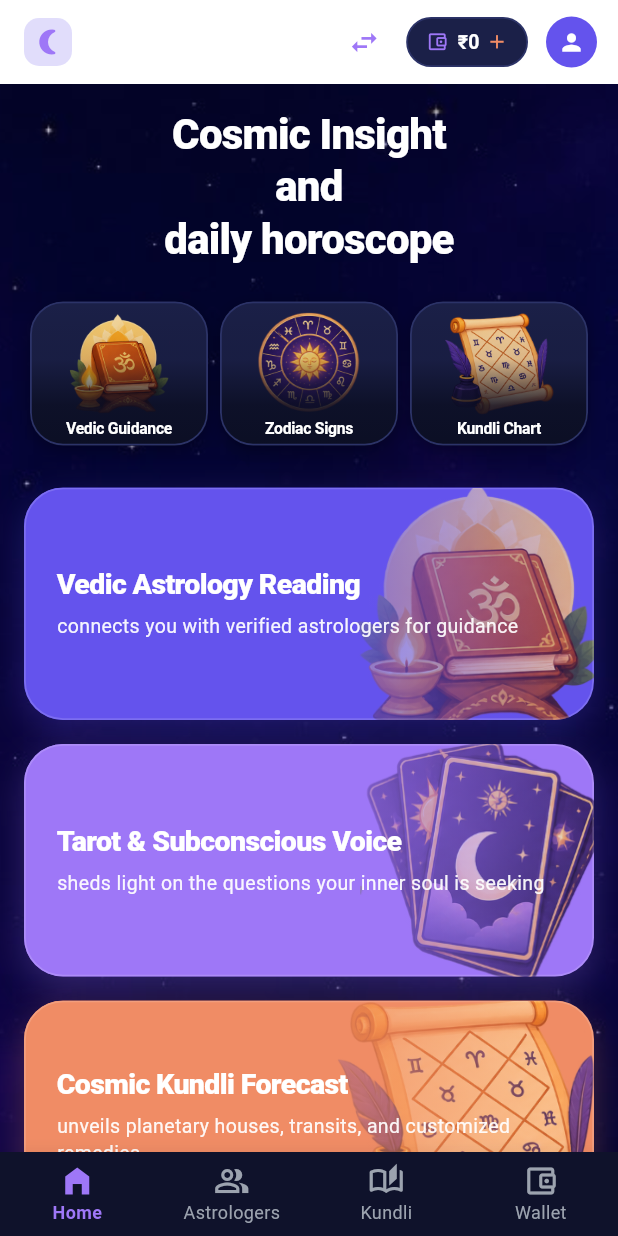
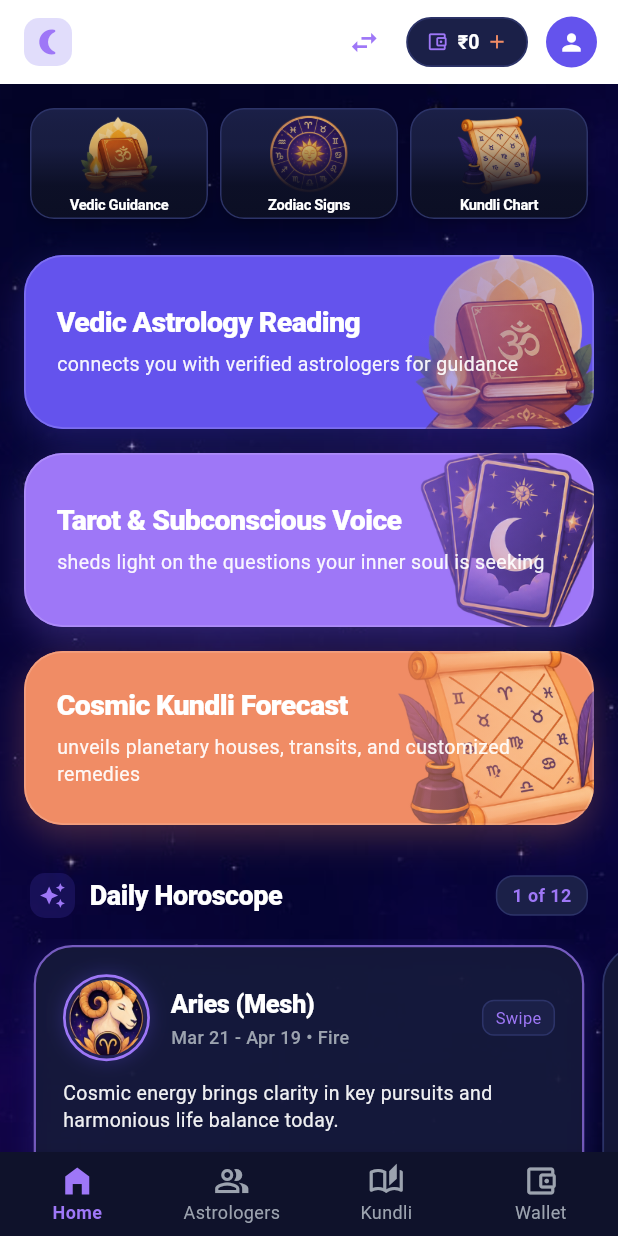
Before and after one commit to Abhay-Pratap-Singh-7/RiniPanditDemo, a Flutter app: the screen it shows after launch, after a tap on "Client / Devotee", on a phone screen of 412 x 824 dp. Run offline on Flutter 3.47's test engine with Material 3 defaults, Android fonts, the phone set to English and light mode, and no system bars; our stand-ins replace dio; accounts and stored records are empty; network calls fail.

Commit message:
Add batch horoscope API to fetch all 12 signs in one call, reduce quick tile height to 74px, and update horoscope carousel

```diff
--- a/frontend/lib/providers/app_state.dart
+++ b/frontend/lib/providers/app_state.dart
@@ -27,6 +27,7 @@ class AppState extends ChangeNotifier {
   UserProfile? _userProfile;
   List<Astrologer> _astrologers = [];
   List<WalletTransaction> _transactions = [];
+  Map<String, Horoscope> _horoscopes = {};
   Horoscope? _currentHoroscope;
   KundliResult? _currentKundli;
 
@@ -53,6 +54,7 @@ class AppState extends ChangeNotifier {
   double get walletBalance => _userProfile?.walletBalance ?? 0.0;
   List<Astrologer> get astrologers => _astrologers;
   List<WalletTransaction> get transactions => _transactions;
+  Map<String, Horoscope> get horoscopes => _horoscopes;
   Horoscope? get currentHoroscope => _currentHoroscope;
   KundliResult? get currentKundli => _currentKundli;
 
@@ -89,7 +91,7 @@ class AppState extends ChangeNotifier {
       await Future.wait([
         loadProfile(),
         loadAstrologers(),
-        loadHoroscope('aries'),
+        loadAllHoroscopes(),
         loadPanditData('b0000000-0000-0000-0000-000000000001'),
       ]);
     } catch (e) {
@@ -325,9 +327,30 @@ class AppState extends ChangeNotifier {
     }
   }
 
+  Future<void> loadAllHoroscopes() async {
+    try {
+      _horoscopes = await _api.getAllHoroscopes();
+      if (_horoscopes.containsKey('aries')) {
+        _currentHoroscope = _horoscopes['aries'];
+      }
+      notifyListeners();
+    } catch (e) {
+      // fallback
+    }
+  }
+
   Future<void> loadHoroscope(String sign) async {
+    final key = sign.toLowerCase();
+    if (_horoscopes.containsKey(key)) {
+      _currentHoroscope = _horoscopes[key];
+      notifyListeners();
+      return;
+    }
     try {
       _currentHoroscope = await _api.getHoroscope(sign);
+      if (_currentHoroscope != null) {
+        _horoscopes[key] = _currentHoroscope!;
+      }
       notifyListeners();
     } catch (e) {
       // fallback
--- a/frontend/lib/screens/home_screen.dart
+++ b/frontend/lib/screens/home_screen.dart
@@ -56,33 +56,9 @@ class _HomeScreenState extends State<HomeScreen> {
         child: Column(
           crossAxisAlignment: CrossAxisAlignment.start,
           children: [
-            // Big Hero Title (as in reference image)
-            Padding(
-              padding: const EdgeInsets.symmetric(horizontal: 24, vertical: 16),
-              child: Center(
-                child: Wrap(
-                  alignment: WrapAlignment.center,
-                  children: const [
-                    Text(
-                      'Cosmic Insight\nand\ndaily horoscope',
-                      textAlign: TextAlign.center,
-                      style: TextStyle(
-                        fontSize: 28,
-                        fontWeight: FontWeight.w900,
-                        color: AppTheme.textWhite,
-                        letterSpacing: -0.5,
-                        height: 1.25,
-                      ),
-                      softWrap: true,
-                    ),
-                  ],
-                ),
-              ),
-            ),
-
             // Top 3 Quick Feature Tiles (with cut out transparent assets)
             Padding(
-              padding: const EdgeInsets.symmetric(horizontal: 16, vertical: 8),
+              padding: const EdgeInsets.symmetric(horizontal: 16, vertical: 16),
               child: Row(
                 children: [
                   QuickFeatureTile(
@@ -112,7 +88,6 @@ class _HomeScreenState extends State<HomeScreen> {
                 ],
               ),
             ),
-            const SizedBox(height: 12),
 
             // 3 Large Featured Story Cards (with cut out transparent assets)
             FeaturedStoryCard(
--- a/frontend/lib/services/api_service.dart
+++ b/frontend/lib/services/api_service.dart
@@ -116,6 +116,16 @@ class ApiService {
   }
 
   // Astrology Tools
+  Future<Map<String, Horoscope>> getAllHoroscopes() async {
+    final response = await _dio.get('/astrology/horoscopes');
+    final data = response.data['data'] as Map<String, dynamic>;
+    final Map<String, Horoscope> result = {};
+    data.forEach((key, val) {
+      result[key] = Horoscope.fromJson(key, val as Map<String, dynamic>);
+    });
+    return result;
+  }
+
   Future<Horoscope> getHoroscope(String sign) async {
     final response = await _dio.get('/astrology/horoscope', queryParameters: {'sign': sign});
     return Horoscope.fromJson(sign, response.data['data']);
--- a/frontend/lib/widgets/featured_story_card.dart
+++ b/frontend/lib/widgets/featured_story_card.dart
@@ -24,7 +24,7 @@ class FeaturedStoryCard extends StatelessWidget {
     return GestureDetector(
       onTap: onTap,
       child: Container(
-        height: 155,
+        height: 116,
         width: double.infinity,
         margin: const EdgeInsets.symmetric(horizontal: 16, vertical: 8),
         decoration: BoxDecoration(
--- a/frontend/lib/widgets/horoscope_card.dart
+++ b/frontend/lib/widgets/horoscope_card.dart
@@ -44,7 +44,6 @@ class _HoroscopeCardState extends State<HoroscopeCard> {
   @override
   Widget build(BuildContext context) {
     final appState = context.watch<AppState>();
-    final horoscope = appState.currentHoroscope;
 
     return Column(
       crossAxisAlignment: CrossAxisAlignment.start,
@@ -106,12 +105,12 @@ class _HoroscopeCardState extends State<HoroscopeCard> {
             itemCount: _zodiacList.length,
             onPageChanged: (index) {
               setState(() => _currentPage = index);
-              final signKey = _zodiacList[index]['key']!;
-              appState.loadHoroscope(signKey);
             },
             itemBuilder: (context, index) {
               final z = _zodiacList[index];
               final isCurrent = index == _currentPage;
+              final signKey = z['key']!;
+              final signHoroscope = appState.horoscopes[signKey];
 
               return Container(
                 margin: const EdgeInsets.symmetric(horizontal: 6, vertical: 4),
@@ -155,7 +154,7 @@ class _HoroscopeCardState extends State<HoroscopeCard> {
                           ),
                           child: ClipOval(
                             child: Image.asset(
-                              'assets/zodiac/${z["key"]}.png',
+                              'assets/zodiac/$signKey.png',
                               fit: BoxFit.cover,
                             ),
                           ),
@@ -207,14 +206,13 @@ class _HoroscopeCardState extends State<HoroscopeCard> {
                     ),
                     const SizedBox(height: 12),
 
-                    // Prediction Text with full wrapping
+                    // Prediction Text from pre-fetched map
                     Expanded(
                       child: Wrap(
                         children: [
                           Text(
-                            (isCurrent && horoscope != null)
-                                ? horoscope.prediction
-                                : 'Cosmic alignment brings auspicious clarity in personal ambitions and relationship dynamics today.',
+                            signHoroscope?.prediction ??
+                                'Cosmic energy brings clarity in key pursuits and harmonious life balance today.',
                             style: const TextStyle(
                               fontSize: 13,
                               height: 1.42,
@@ -241,7 +239,7 @@ class _HoroscopeCardState extends State<HoroscopeCard> {
                             border: Border.all(color: AppTheme.borderSubtle),
                           ),
                           child: Text(
-                            'Color: ${(isCurrent && horoscope != null) ? horoscope.luckyColor : "Coral"}',
+                            'Color: ${signHoroscope?.luckyColor ?? "Coral"}',
                             style: const TextStyle(
                               fontSize: 11.5,
                               color: AppTheme.cardLilac,
@@ -258,7 +256,7 @@ class _HoroscopeCardState extends State<HoroscopeCard> {
                             border: Border.all(color: AppTheme.borderSubtle),
                           ),
                           child: Text(
-                            'No: ${(isCurrent && horoscope != null) ? horoscope.luckyNumber.toString() : "7"}',
+                            'No: ${signHoroscope?.luckyNumber ?? 9}',
                             style: const TextStyle(
                               fontSize: 11.5,
                               color: AppTheme.cardCoral,
--- a/frontend/lib/widgets/quick_feature_tile.dart
+++ b/frontend/lib/widgets/quick_feature_tile.dart
@@ -21,16 +21,16 @@ class QuickFeatureTile extends StatelessWidget {
       child: GestureDetector(
         onTap: onTap,
         child: Container(
-          height: 96, // Reduced compact height
+          height: 74, // Ultra-compact sleek height
           margin: const EdgeInsets.symmetric(horizontal: 4),
           decoration: BoxDecoration(
             color: AppTheme.surfaceTile,
-            borderRadius: AppTheme.tileRadius,
+            borderRadius: BorderRadius.circular(16),
             boxShadow: [
               BoxShadow(
-                color: Colors.black.withAlpha(70),
-                blurRadius: 8,
-                offset: const Offset(0, 3),
+                color: Colors.black.withAlpha(60),
+                blurRadius: 6,
+                offset: const Offset(0, 2),
               ),
             ],
           ),
@@ -40,13 +40,13 @@ class QuickFeatureTile extends StatelessWidget {
             children: [
               // Asset taking full card size
               Padding(
-                padding: const EdgeInsets.only(top: 6, bottom: 20, left: 6, right: 6),
+                padding: const EdgeInsets.only(top: 4, bottom: 16, left: 4, right: 4),
                 child: Image.asset(
                   'assets/icons/$assetName',
                   fit: BoxFit.contain,
                   errorBuilder: (context, error, stackTrace) {
                     return Center(
-                      child: Icon(fallbackIcon, color: AppTheme.cardLilac, size: 30),
+                      child: Icon(fallbackIcon, color: AppTheme.cardLilac, size: 24),
                     );
                   },
                 ),
@@ -61,11 +61,11 @@ class QuickFeatureTile extends StatelessWidget {
                       end: Alignment.bottomCenter,
                       colors: [
                         Colors.transparent,
-                        Color(0x220B0E23),
-                        Color(0xD90B0E23),
-                        Color(0xF50B0E23),
+                        Color(0x330B0E23),
+                        Color(0xE60B0E23),
+                        Color(0xF80B0E23),
                       ],
-                      stops: [0.0, 0.40, 0.72, 1.0],
+                      stops: [0.0, 0.35, 0.70, 1.0],
                     ),
                   ),
                 ),
@@ -73,9 +73,9 @@ class QuickFeatureTile extends StatelessWidget {
 
               // Title written on top of the vertical overlay
               Positioned(
-                left: 4,
-                right: 4,
-                bottom: 6,
+                left: 3,
+                right: 3,
+                bottom: 4,
                 child: Center(
                   child: Wrap(
                     alignment: WrapAlignment.center,
@@ -85,12 +85,12 @@ class QuickFeatureTile extends StatelessWidget {
                         textAlign: TextAlign.center,
                         style: const TextStyle(
                           color: AppTheme.textWhite,
-                          fontSize: 10.5,
+                          fontSize: 9.8,
                           fontWeight: FontWeight.w700,
                           letterSpacing: -0.2,
-                          height: 1.15,
+                          height: 1.1,
                         ),
-                        maxLines: 2,
+                        maxLines: 1,
                         softWrap: true,
                         overflow: TextOverflow.ellipsis,
                       ),
@@ -104,8 +104,8 @@ class QuickFeatureTile extends StatelessWidget {
                 child: IgnorePointer(
                   child: Container(
                     decoration: BoxDecoration(
-                      borderRadius: AppTheme.tileRadius,
-                      border: Border.all(color: AppTheme.borderSubtle, width: 1.2),
+                      borderRadius: BorderRadius.circular(16),
+                      border: Border.all(color: AppTheme.borderSubtle, width: 1.0),
                     ),
                   ),
                 ),
```
Also changed, not shown: 3 other files.
